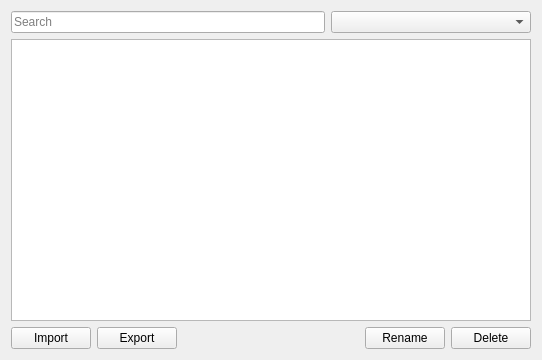
djfun/audio-visualizer-python, file presetmanager.ui: the form before one commit.
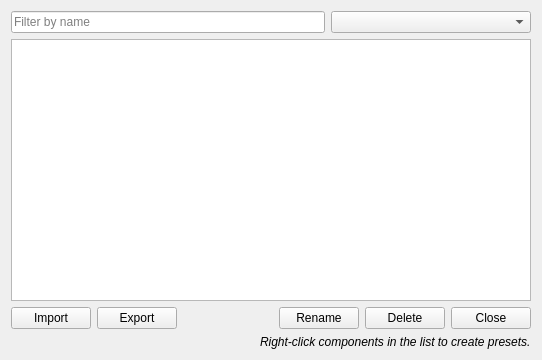
The form after the commit.

Commit message:
preset searchbar works, ui experimentally changed
closebutton where I keep expecting it to be

```diff
--- a/presetmanager.ui
+++ b/presetmanager.ui
@@ -22,7 +22,7 @@
         <string/>
        </property>
        <property name="placeholderText">
-        <string>Search</string>
+        <string>Filter by name</string>
        </property>
       </widget>
      </item>
@@ -95,6 +95,24 @@
       <widget class="QPushButton" name="pushButton_delete">
        <property name="text">
         <string>Delete</string>
+       </property>
+      </widget>
+     </item>
+     <item>
+      <widget class="QPushButton" name="pushButton_close">
+       <property name="text">
+        <string>Close</string>
+       </property>
+      </widget>
+     </item>
+    </layout>
+   </item>
+   <item>
+    <layout class="QHBoxLayout" name="horizontalLayout_4">
+     <item alignment="Qt::AlignRight">
+      <widget class="QLabel" name="label">
+       <property name="text">
+        <string>&lt;html&gt;&lt;head/&gt;&lt;body&gt;&lt;p&gt;&lt;span style=&quot; font-style:italic;&quot;&gt;Right-click components in the list to create presets.&lt;/span&gt;&lt;/p&gt;&lt;/body&gt;&lt;/html&gt;</string>
        </property>
       </widget>
      </item>
```
Left out of the diff: 6 changed lines with no effect on the pictures. The commit also changes 2 other files.
